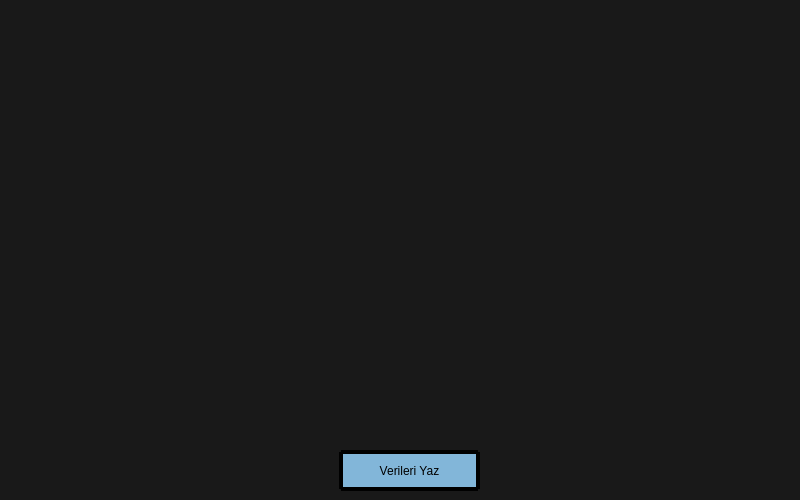
Qt form widget.ui (Mert-AKAY/Image-Duplicator) before a commit.
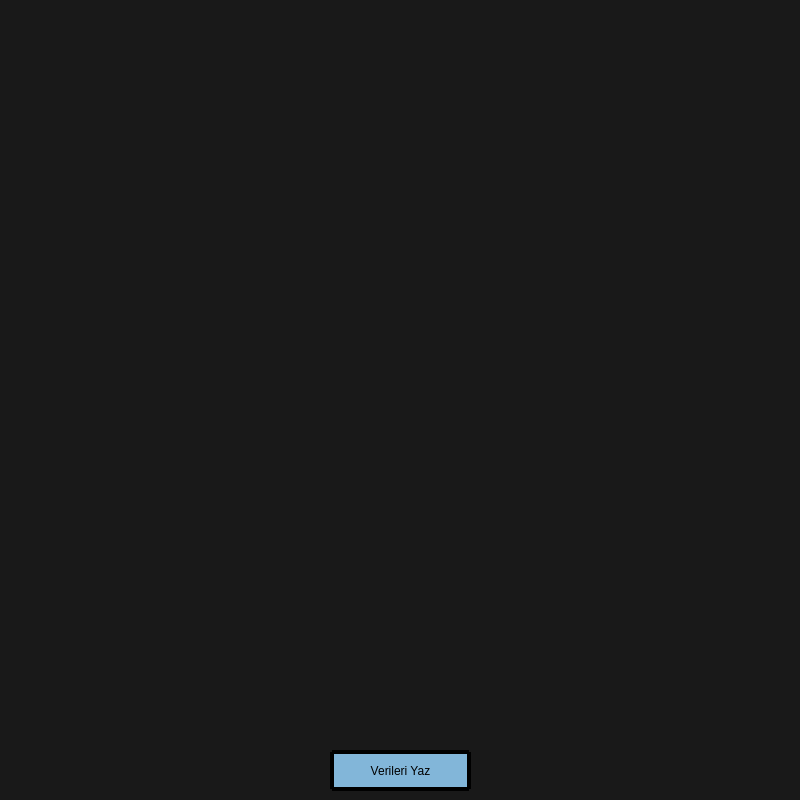
The same form after that commit.

Diff of the .ui file:
```diff
--- a/widget.ui
+++ b/widget.ui
@@ -7,7 +7,7 @@
     <x>0</x>
     <y>0</y>
     <width>800</width>
-    <height>500</height>
+    <height>800</height>
    </rect>
   </property>
   <property name="windowTitle">
@@ -19,7 +19,7 @@
      <x>0</x>
      <y>0</y>
      <width>800</width>
-     <height>500</height>
+     <height>800</height>
     </rect>
    </property>
    <property name="styleSheet">
@@ -115,8 +115,8 @@
     <widget class="QPushButton" name="pushButton">
      <property name="geometry">
       <rect>
-       <x>339</x>
-       <y>450</y>
+       <x>330</x>
+       <y>750</y>
        <width>141</width>
        <height>41</height>
       </rect>
```
